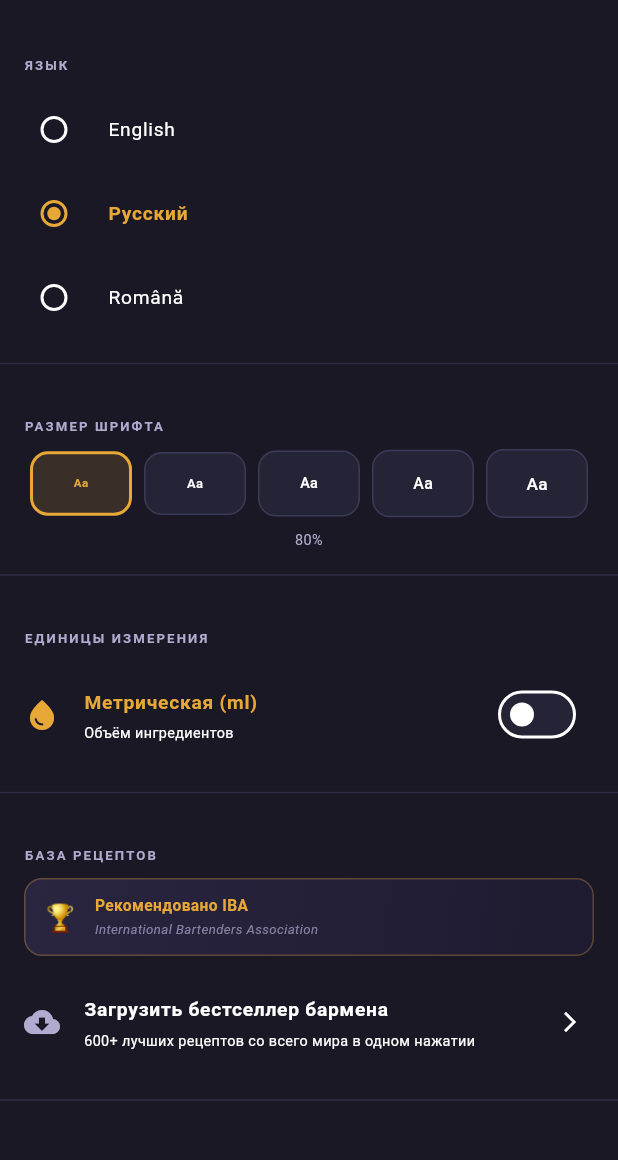
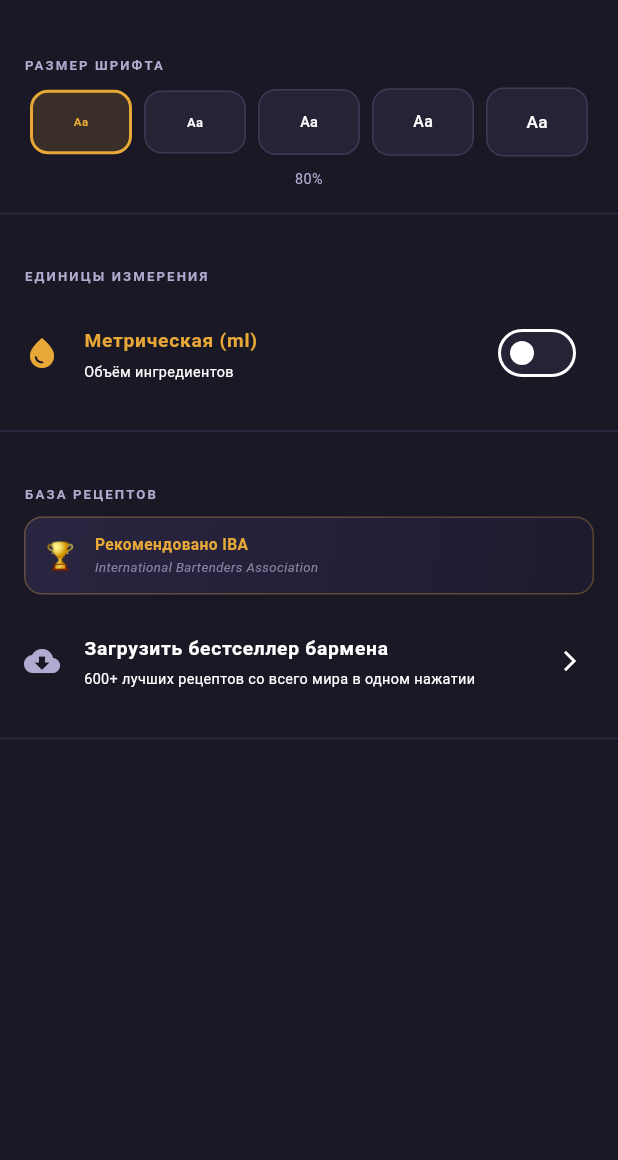
Before and after one commit to shevchenkovania-stack/BarmenJohnSchool, a Flutter app: the SettingsScreen screen opened directly, after a tap on "Aa", on a phone screen of 412 x 824 dp, the part 58-1218 px from its top. Run offline on Flutter 3.47's test engine with Material 3 defaults, Android fonts, the phone set to English and light mode, and no system bars; our stand-ins replace cached_network_image, connectivity_plus, dio, flutter_cache_manager, flutter_secure_storage, google_fonts and 9 more; accounts and stored records are empty; network calls fail.

Commit message:
Этап 1: только русский язык и единое название продукта
- locale зафиксирован на ru, селектор языков убран из настроек
  (файлы ARB остаются для будущей локализации)
- android:label, web и iOS short name -> «Школа бармена Джона» / «Школа Джона»
- диплом: вотермарка JR -> JD, добавлена строка о том, что это учебный
  диплом, а не лицензия на продажу алкоголя
- docs/RELEASE_STAGES_V1_RU.md — план этапов ветки release/v1-ru

Analyze: ошибок и warning нет. Level 1/2 36/36, level1_flow 9/9.

```diff
--- a/lib/coffee_list_app.dart
+++ b/lib/coffee_list_app.dart
@@ -37,9 +37,10 @@ class MyApp extends StatelessWidget {
           },
           // ──────────────────────────────────────────────────────────────────
 
-          // ── Локализация ────────────────────────────────────────────────────
-          // Текущий язык из настроек пользователя
-          locale: settings.locale,
+          // ── Язык ───────────────────────────────────────────────────────────
+          // v1 выпускается только на русском: интерфейс зафиксирован на 'ru',
+          // артефакты других языков остаются в lib/l10n для будущей локализации.
+          locale: const Locale('ru'),
 
           // Делегаты: AppLocalizations (наши ARB) + стандартные Flutter
           localizationsDelegates: AppLocalizations.localizationsDelegates,
--- a/lib/features/bartender_school/presentation/screens/certificates_screen.dart
+++ b/lib/features/bartender_school/presentation/screens/certificates_screen.dart
@@ -652,7 +652,7 @@ class CertificateDocument extends StatelessWidget {
   String get _bodyText {
     switch (level) {
       case 1:
-        return 'Подтверждает успешное прохождение базового курса\nбарменского мастерства и освоение основ баланса коктейлей.';
+        return 'Подтверждает успешное прохождение базового курса\nбарменского мастерства и освоение основ баланса коктейлей.\nЭто учебный диплом, а не лицензия на продажу алкоголя.';
       case 2:
         return 'Подтверждает профессиональное владение техниками\nзамены ингредиентов и сочетания вкусов.';
       case 3:
@@ -701,7 +701,7 @@ class CertificateDocument extends StatelessWidget {
             Positioned.fill(
               child: Center(
                 child: Text(
-                  'JR',
+                  'JD',
                   style: GoogleFonts.cinzel(
                     fontSize: 120,
                     fontWeight: FontWeight.w900,
--- a/lib/features/settings/view/settings_screen.dart
+++ b/lib/features/settings/view/settings_screen.dart
@@ -7,66 +7,24 @@ import 'package:coin/core/services/cocktail_cache_service.dart';
 import 'package:coin/core/services/thumbnail_preloader_service.dart';
 import 'package:coin/core/repositories/cocktail_repository.dart';
 import 'package:coin/core/theme/app_theme.dart';
-import 'package:coin/l10n/app_localizations.dart';
 
 /// Экран настроек приложения.
 ///
-/// Содержит переключатель языка, размер шрифта, единицы измерения, базу рецептов.
+/// Содержит размер шрифта, единицы измерения и базу рецептов. Язык в v1
+/// не переключается — интерфейс только русский (см.
+/// `docs/review/06_AI_SCOPE_DECISION.md` и `docs/RELEASE_QA_CHECKLIST.md`).
 class SettingsScreen extends StatelessWidget {
   const SettingsScreen({super.key});
 
   @override
   Widget build(BuildContext context) {
-    final l10n = AppLocalizations.of(context);
     final settings = context.watch<SettingsService>();
 
     return Scaffold(
       backgroundColor: AppColors.background,
-      appBar: AppBar(title: Text(l10n.settingsTitle)),
+      appBar: AppBar(title: const Text('Настройки')),
       body: ListView(
         children: [
-          // ── Секция "Язык" ────────────────────────────────────────────────────
-          Padding(
-            padding: const EdgeInsets.fromLTRB(16, 20, 16, 8),
-            child: Text(
-              l10n.settingsLanguageSection.toUpperCase(),
-              style: const TextStyle(
-                color: AppColors.textSecondary,
-                fontSize: 11,
-                letterSpacing: 1.4,
-                fontWeight: FontWeight.w600,
-              ),
-            ),
-          ),
-
-          // Список языков — каждый с радио-кружком
-          ...SettingsService.supportedLanguages.map(
-            (lang) {
-              final (code, displayName) = lang;
-              final isSelected = settings.locale.languageCode == code;
-
-              return RadioListTile<String>(
-                value: code,
-                groupValue: settings.locale.languageCode,
-                onChanged: (value) {
-                  if (value != null) settings.setLocale(value);
-                },
-                title: Text(
-                  displayName,
-                  style: TextStyle(
-                    // Выбранный язык — золотой, остальные обычный
-                    color:
-                        isSelected ? AppColors.primary : AppColors.textPrimary,
-                    fontWeight:
-                        isSelected ? FontWeight.w600 : FontWeight.normal,
-                  ),
-                ),
-                activeColor: AppColors.primary,
-              );
-            },
-          ),
-          const Divider(height: 32),
-
           // ── Секция "Размер шрифта" ───────────────────────────────────────────
           Padding(
             padding: const EdgeInsets.fromLTRB(16, 20, 16, 8),
```
Also changed, not shown: 5 other files.
